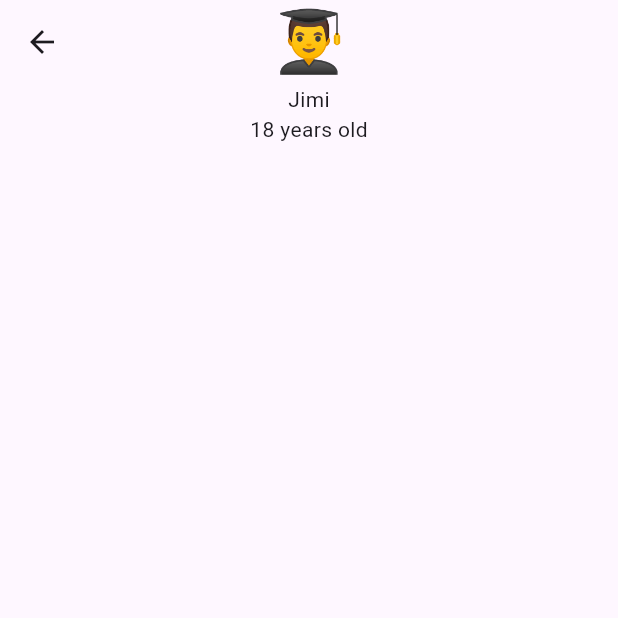
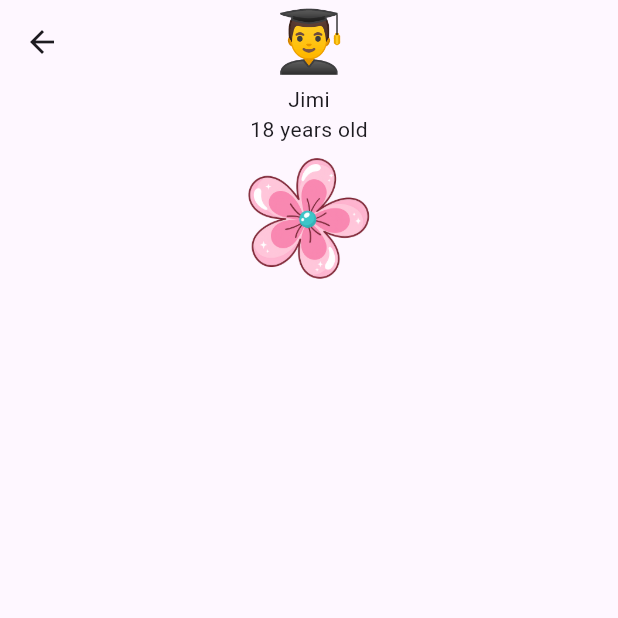
Before and after one commit to saqibcheema/beginer_to_advance_flutter_animations_series, a Flutter app: the HeroAnimation screen opened directly, after a tap on "👨‍🎓", on a phone screen of 412 x 824 dp, the top half of it. Run offline on Flutter 3.47's test engine with Material 3 defaults, Android fonts, the phone set to English and light mode, and no system bars.

```diff
--- a/lib/Example3.dart
+++ b/lib/Example3.dart
@@ -15,7 +15,7 @@ class Example3 extends StatefulWidget {
 */
 
 class _Example3State extends State<Example3> with TickerProviderStateMixin {
-  final heightAndWidth = 100.0;
+  final heightAndWidth = 150.0;
   late AnimationController _xController;
   late AnimationController _yController;
   late AnimationController _zController;
--- a/lib/Example4.dart
+++ b/lib/Example4.dart
@@ -33,9 +33,8 @@ class HeroAnimation extends StatelessWidget {
                       switch (flightDirection) {
 
                         case HeroFlightDirection.push:
-                          return Material(color: Colors.transparent,child: ScaleTransition(
-                              scale: animation.drive(Tween(begin: 0.0, end: 1.0).chain(CurveTween(curve: Curves.fastEaseInToSlowEaseOut))),
-                              child: toHeroContext.widget));
+                          return Material(color: Colors.transparent,
+                              child: toHeroContext.widget);
                         case HeroFlightDirection.pop:
                           return Material(color: Colors.transparent,child: fromHeroContext.widget);
                       }
@@ -65,15 +64,21 @@ class PersonDetail extends StatelessWidget {
   Widget build(BuildContext context) {
     return Scaffold(
       appBar: AppBar(
-        title: Hero(
-          tag: person.name,
-          child: Text(person.emoji, style: TextStyle(fontSize: 40)),
-        ),
-        centerTitle: true,
+        title: Text(person.emoji, style: TextStyle(fontSize: 40)),
+        centerTitle: true
       ),
       body: Center(
         child: Column(
-          children: [Text(person.name), Text('${person.age} years old')],
+          children: [Text(person.name), Text('${person.age} years old'),
+          Hero(
+            tag: person.name,
+            child: Container(
+              height: 100,
+              width: 100,
+              child: Image.asset('assets/Images/flower.png'),
+            ),
+          )
+          ],
         ),
       ),
     );
@@ -93,4 +98,5 @@ List<Person> people = [
   Person(name: 'Jimi', emoji: '👨‍🎓', age: 18),
   Person(name: 'Ali', emoji: '👨', age: 18),
   Person(name: 'Jack', emoji: '👨‍🎓', age: 18),
+
 ];
--- a/lib/main.dart
+++ b/lib/main.dart
@@ -1,8 +1,14 @@
 import 'package:flutter/material.dart';
-
+import 'CustomCircularProgress.dart';
 import 'Example1.dart';
 import 'Example2.dart';
 import 'Example3.dart';
+import 'Example4.dart';
+import 'Example5.dart';
+import 'Example6.dart';
+import 'Implicit Animations/ShapeShifting.dart';
+import 'Implicit Animations/ZoomInZoomOut.dart';
+import 'Implicit Animations/fadeInAnimation.dart';
 
 void main() {
   runApp(const MyApp());
@@ -20,7 +26,7 @@ class MyApp extends StatelessWidget {
       theme: ThemeData(
         colorScheme: ColorScheme.fromSeed(seedColor: Colors.deepPurple),
       ),
-      home: const Example3(),
+      home: CustomCircularProgress(),
     );
   }
 }
--- a/pubspec.yaml
+++ b/pubspec.yaml
@@ -59,8 +59,8 @@ flutter:
   uses-material-design: true
 
   # To add assets to your application, add an assets section, like this:
-  # assets:
-  #   - images/a_dot_burr.jpeg
+  assets:
+    - assets/Images/
   #   - images/a_dot_ham.jpeg
 
   # An image asset can refer to one or more resolution-specific "variants", see
```
Lines whose indentation alone changed are shown as unchanged.
